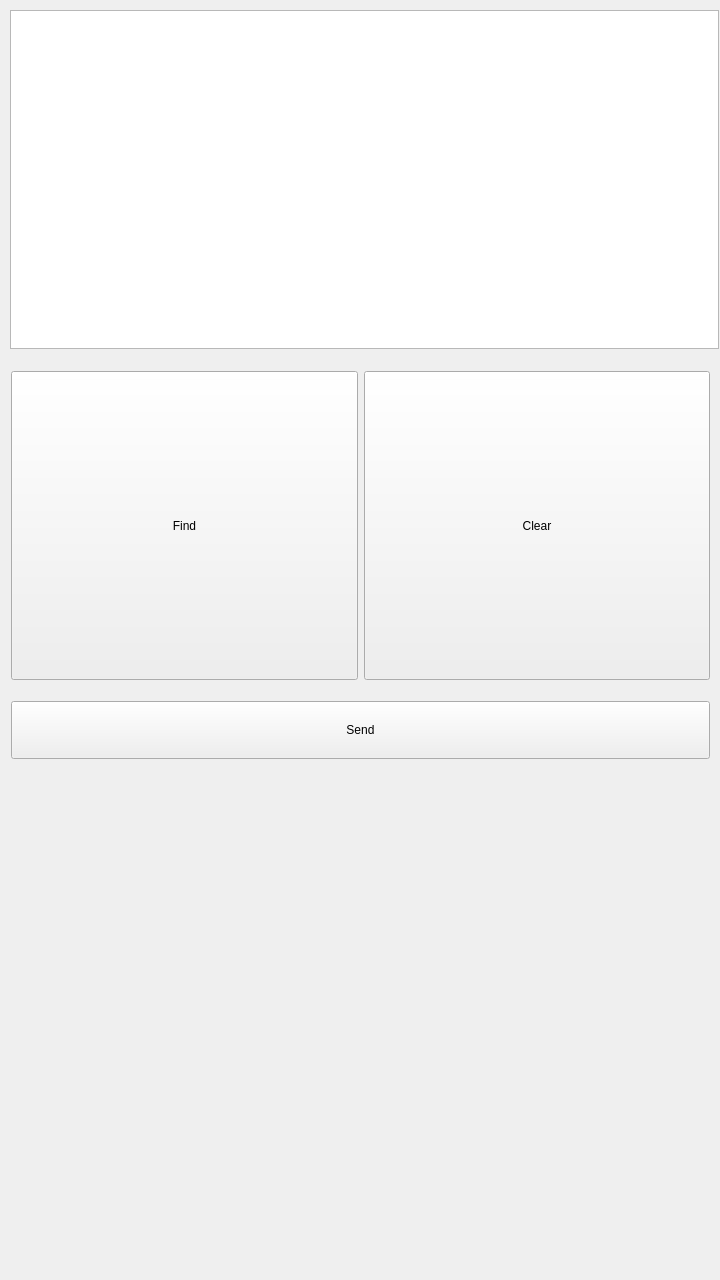
Qt form mainwindow.ui (Mcublog/AutoLubeApp) before a commit.
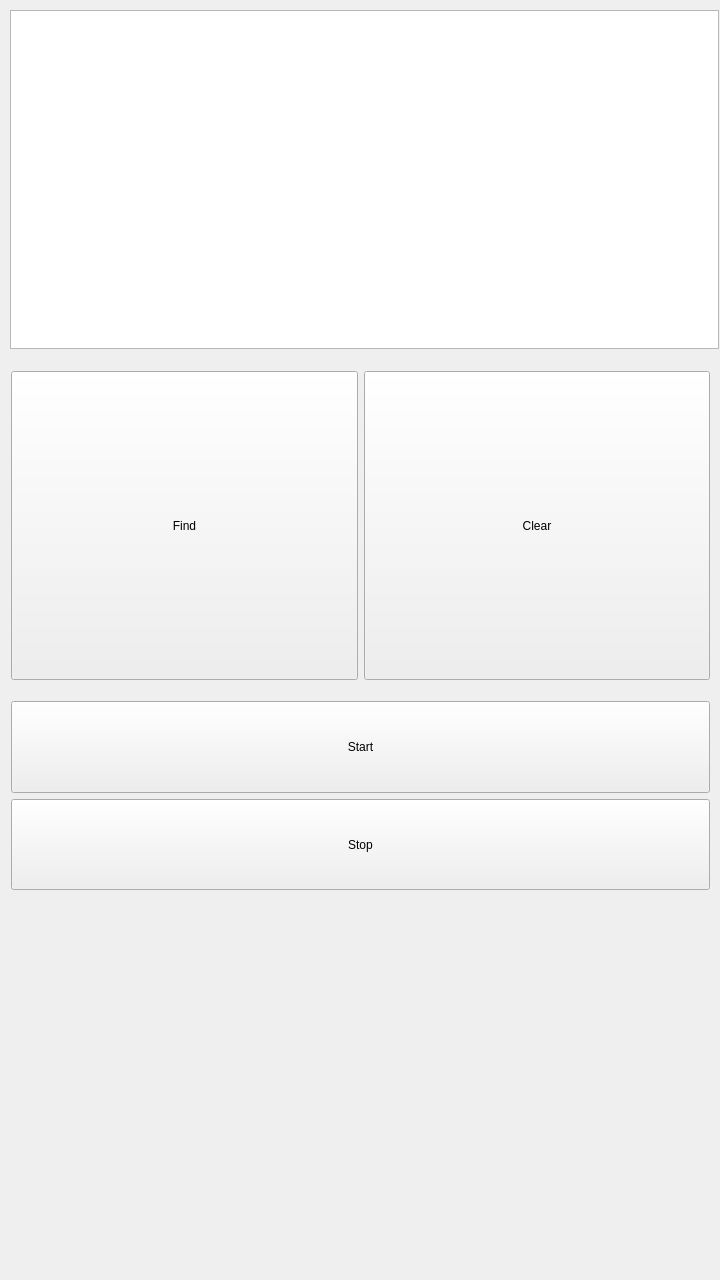
The same form after that commit.

What changed in the file:
```diff
--- a/mainwindow.ui
+++ b/mainwindow.ui
@@ -177,7 +177,7 @@
       <x>0</x>
       <y>690</y>
       <width>721</width>
-      <height>80</height>
+      <height>211</height>
      </rect>
     </property>
     <layout class="QVBoxLayout" name="verticalLayout_2">
@@ -190,7 +190,20 @@
         </sizepolicy>
        </property>
        <property name="text">
-        <string>Send</string>
+        <string>Start</string>
+       </property>
+      </widget>
+     </item>
+     <item>
+      <widget class="QPushButton" name="pbStop">
+       <property name="sizePolicy">
+        <sizepolicy hsizetype="Minimum" vsizetype="Expanding">
+         <horstretch>0</horstretch>
+         <verstretch>0</verstretch>
+        </sizepolicy>
+       </property>
+       <property name="text">
+        <string>Stop</string>
        </property>
       </widget>
      </item>
```
Left out of the diff: 21 changed lines with no effect on the pictures.
